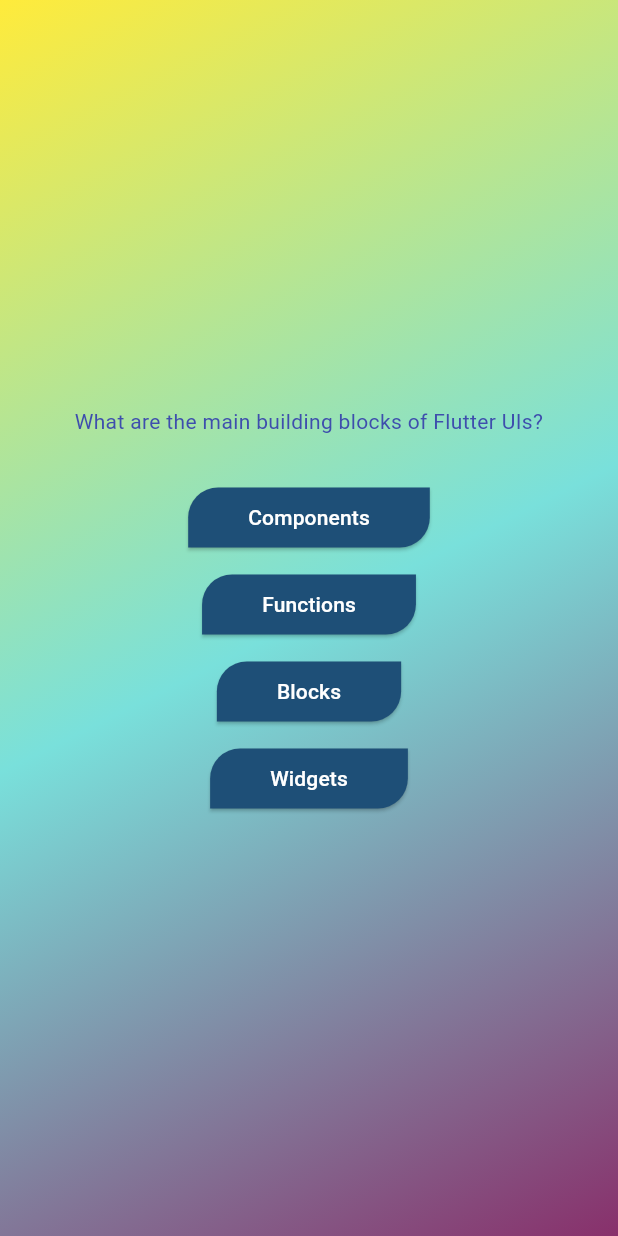
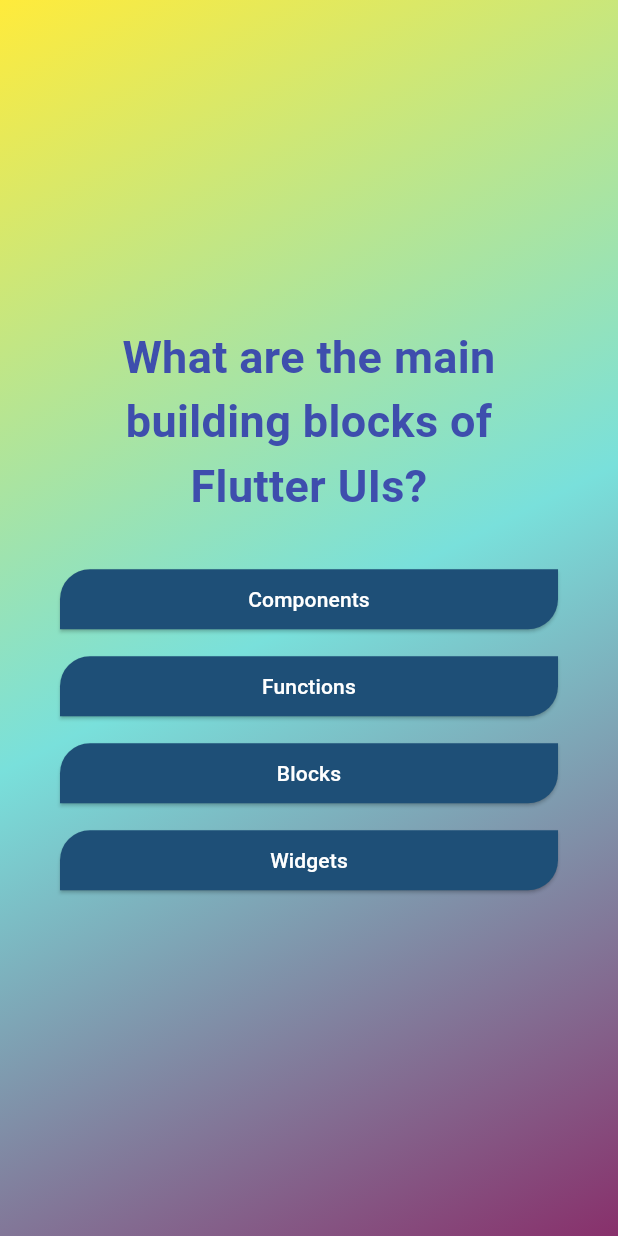
Before and after one commit to rjla-developer/first_project, a Flutter app: the screen it shows after launch, after a tap on "Start Quiz", on a phone screen of 412 x 824 dp. Run offline on Flutter 3.47's test engine with Material 3 defaults, Android fonts, the phone set to English and light mode, and no system bars; our stand-ins replace google_fonts; Roboto replaces fonts that are missing (Neucha).

Commit message:
Se agrego el paquete de Google_fonts. Se importo el paquete en el archivo questions_screen.dart y se utilizo Se arreglo un tema de estilos para darle más espacio entre botones

```diff
--- a/lib/answer_button.dart
+++ b/lib/answer_button.dart
@@ -13,6 +13,7 @@ class AnswerButton extends StatelessWidget {
   @override
   Widget build(BuildContext context) {
     return Column(
+      crossAxisAlignment: CrossAxisAlignment.stretch,
       children: [
         ElevatedButton(
           style: ElevatedButton.styleFrom(
@@ -27,7 +28,10 @@ class AnswerButton extends StatelessWidget {
             padding: const EdgeInsets.symmetric(vertical: 10, horizontal: 40),
           ),
           onPressed: onTap,
-          child: Text(answerText),
+          child: Text(
+            answerText,
+            textAlign: TextAlign.center,
+          ),
         ),
         const SizedBox(height: 10)
       ],
--- a/lib/questions_screen.dart
+++ b/lib/questions_screen.dart
@@ -1,6 +1,11 @@
 import "package:flutter/material.dart";
+
+/* Widgets: */
 import "package:first_project/answer_button.dart";
 import "package:first_project/data/questions.dart";
+
+/* Google fonts: */
+import 'package:google_fonts/google_fonts.dart';
 
 class QuestionsScreen extends StatefulWidget {
   const QuestionsScreen({super.key});
@@ -28,13 +33,13 @@ class _QuestionsScreenState extends State<QuestionsScreen> {
         margin: const EdgeInsets.all(40),
         child: Column(
           mainAxisAlignment: MainAxisAlignment.center,
-          crossAxisAlignment: CrossAxisAlignment.stretch,
           children: [
             Text(
               currentQuestion.text,
-              style: const TextStyle(
-                color: Color.fromARGB(255, 62, 78, 173),
-              ),
+              style: GoogleFonts.neucha(
+                  fontSize: 30,
+                  color: const Color.fromARGB(255, 62, 78, 173),
+                  fontWeight: FontWeight.bold),
               textAlign: TextAlign.center,
             ),
             const SizedBox(height: 30),
--- a/pubspec.yaml
+++ b/pubspec.yaml
@@ -35,6 +35,7 @@ dependencies:
   # The following adds the Cupertino Icons font to your application.
   # Use with the CupertinoIcons class for iOS style icons.
   cupertino_icons: ^1.0.2
+  google_fonts: ^6.1.0
 
 dev_dependencies:
   flutter_test:
```
Also changed, not shown: pubspec.lock, 1 other file.
